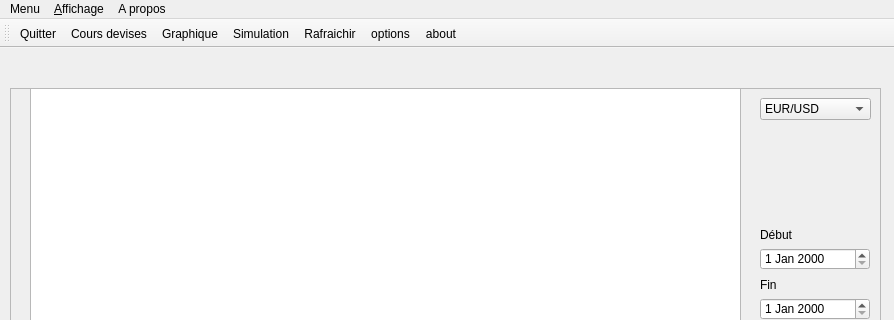
MacFly669/myGitFiles, file Projet3_TRADING/mainwindow.ui: the form before one commit; both pictures show x 0 to 894 and y 0 to 320 of the 894 by 700 pixel window.
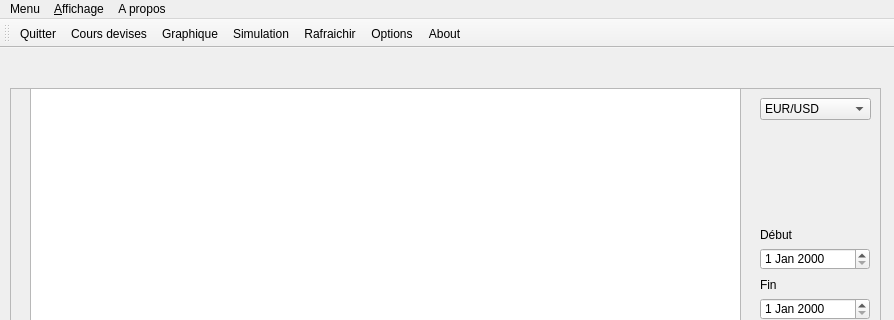
The form after the commit. Icons and pictures are not drawn.

Patch:
```diff
--- a/Projet3_TRADING/mainwindow.ui
+++ b/Projet3_TRADING/mainwindow.ui
@@ -255,7 +255,7 @@
      <normaloff>:/images/icons/Exit.png</normaloff>:/images/icons/Exit.png</iconset>
    </property>
    <property name="text">
-    <string>Quitter</string>
+    <string>&amp;Quitter</string>
    </property>
    <property name="toolTip">
     <string>Fermer l'application</string>
@@ -270,7 +270,10 @@
      <normaloff>:/images/icons/oeil.png</normaloff>:/images/icons/oeil.png</iconset>
    </property>
    <property name="text">
-    <string>Cours devises</string>
+    <string>&amp;Cours devises</string>
+   </property>
+   <property name="shortcut">
+    <string>Alt+C</string>
    </property>
   </action>
   <action name="actionGraphique">
@@ -280,7 +283,10 @@
     </iconset>
    </property>
    <property name="text">
-    <string>Graphique</string>
+    <string>&amp;Graphique</string>
+   </property>
+   <property name="shortcut">
+    <string>Alt+G</string>
    </property>
   </action>
   <action name="actionSimulation">
@@ -290,7 +296,10 @@
     </iconset>
    </property>
    <property name="text">
-    <string>Simulation</string>
+    <string>&amp;Simulation</string>
+   </property>
+   <property name="shortcut">
+    <string>Alt+S</string>
    </property>
   </action>
   <action name="actionOptions">
@@ -299,7 +308,10 @@
      <normaloff>:/images/icons/Wrench.png</normaloff>:/images/icons/Wrench.png</iconset>
    </property>
    <property name="text">
-    <string>options</string>
+    <string>&amp;Options</string>
+   </property>
+   <property name="shortcut">
+    <string>Alt+O</string>
    </property>
   </action>
   <action name="actionAbout">
@@ -309,7 +321,10 @@
     </iconset>
    </property>
    <property name="text">
-    <string>about</string>
+    <string>&amp;About</string>
+   </property>
+   <property name="shortcut">
+    <string>Alt+A</string>
    </property>
   </action>
   <action name="action_Rafraichir">
```
Left out of the diff: 3 changed lines with no effect on the pictures.
